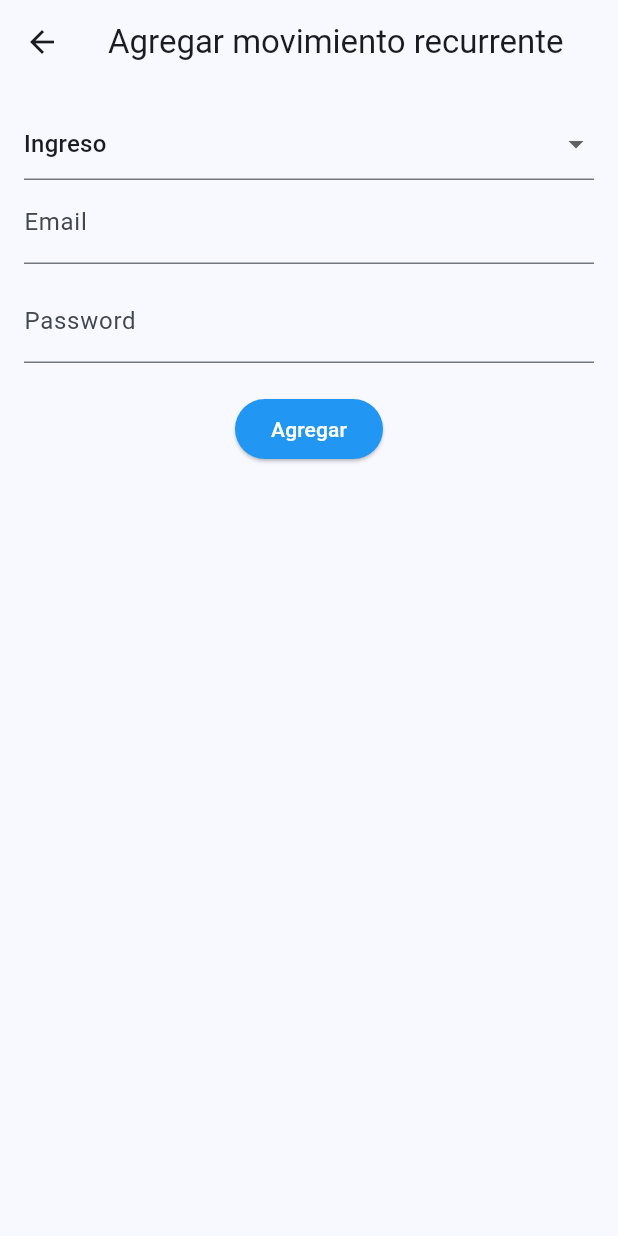
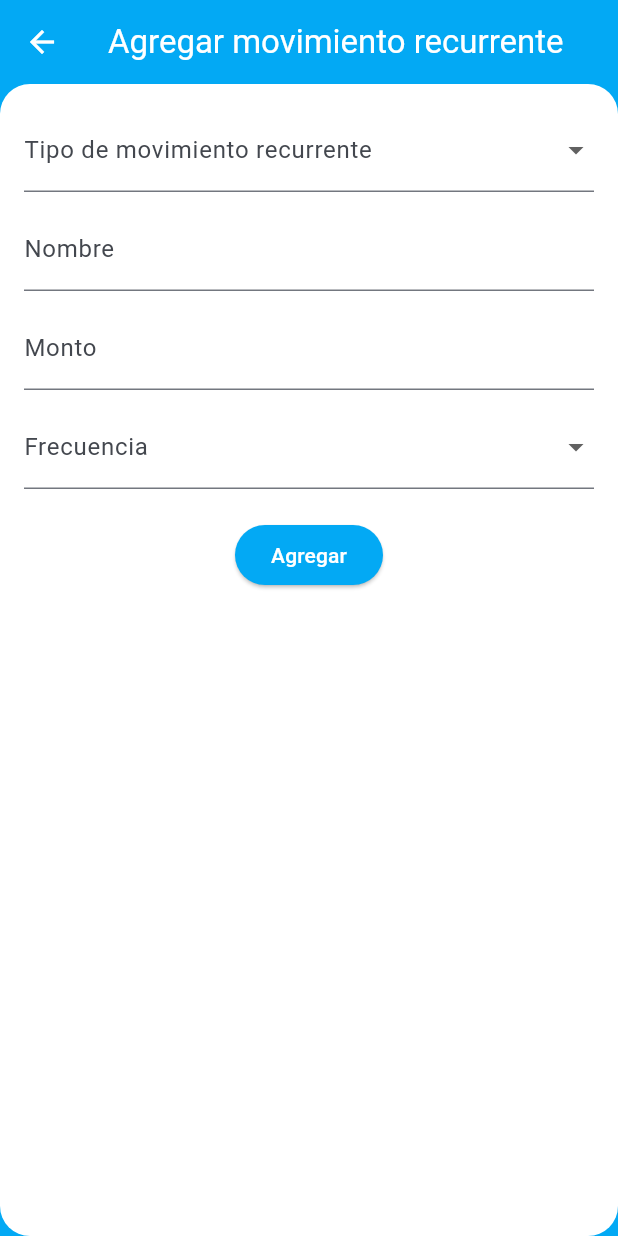
Before and after one commit to jquevedo1196/money_follower, a Flutter app: the screen it shows after launch, after a tap on the "add" icon, on a phone screen of 412 x 824 dp. Run offline on Flutter 3.47's test engine with Material 3 defaults, Android fonts, the phone set to English and light mode, and no system bars; drawn by our look-alikes of flutter_form_builder; our stand-ins replace auto_size_text, form_builder_validators.

Commit message:
Se agregan estilos y validaciones a los campos de agregar movimiento recurrente

```diff
--- /dev/null
+++ b/lib/enums/frequency_type.dart
@@ -0,0 +1,12 @@
+import 'package:flutter/material.dart';
+
+
+enum FrequencyType {
+  weekly('Semanal', Icons.calendar_month),
+  biweekly('Quincenal', Icons.calendar_month),
+  monthly('Mensual', Icons.calendar_month);
+
+  const FrequencyType(this.label, this.icon);
+  final String label;
+  final IconData icon;
+}
--- a/lib/main.dart
+++ b/lib/main.dart
@@ -1,6 +1,6 @@
 import 'package:flutter/material.dart';
-import 'package:money_follower/pages/add_recurring_movement_page.dart';
-import 'package:money_follower/pages/recurring_movements_page.dart';
+import 'package:money_follower/pages/recurring_movements_page/add_recurring_movement_page.dart';
+import 'package:money_follower/pages/recurring_movements_page/recurring_movements_page.dart';
 
 void main() => runApp(const MoneyFollowerApp());
 
--- a/lib/pages/add_recurring_movement_page.dart
+++ /dev/null
@@ -1,134 +0,0 @@
-import 'package:flutter/material.dart';
-import 'package:flutter_form_builder/flutter_form_builder.dart';
-import 'package:form_builder_validators/form_builder_validators.dart';
-import 'package:money_follower/enums/recurring_movement_type.dart';
-
-const String required = "Este campo es obligatorio";
-
-class AddRecurringMovementPage extends StatelessWidget {
-  static const String id = "add_recurring_movements_page";
-
-  const AddRecurringMovementPage({super.key});
-
-  @override
-  Widget build(BuildContext context) {
-    return Scaffold(
-      appBar: AppBar(
-        leading: IconButton(
-          icon: const Icon(Icons.arrow_back),
-          onPressed: () => Navigator.pop(context),
-        ),
-        title: const Text(
-          'Agregar movimiento recurrente',
-        ),
-      ),
-      body: const AddMovementForm(),
-    );
-  }
-}
-
-class AddMovementForm extends StatefulWidget {
-  const AddMovementForm({super.key});
-
-  @override
-  State<AddMovementForm> createState() => _AddMovementFormState();
-}
-
-class _AddMovementFormState extends State<AddMovementForm> {
-  final GlobalKey<FormState> _outerFormKey = GlobalKey<FormState>();
-  final GlobalKey<FormBuilderState> _innerFormKey =
-      GlobalKey<FormBuilderState>();
-  bool _visibility = true;
-
-  void _updateForm(bool newValue) {
-    setState(() {
-      _visibility = newValue;
-    });
-  }
-
-  List<DropdownMenuItem<RecurringMovementType>> _buildDropdownItems() {
-    return RecurringMovementType.values
-        .map<DropdownMenuItem<RecurringMovementType>>(
-            (RecurringMovementType movementType) {
-      return DropdownMenuItem<RecurringMovementType>(
-        value: movementType,
-        child: Text(movementType.label),
-      );
-    }).toList();
-  }
-
-  @override
-  Widget build(BuildContext context) {
-    return Form(
-      key: _outerFormKey,
-      child: Padding(
-        padding: const EdgeInsets.all(16.0),
-        child: Column(
-          children: <Widget>[
-            recurringMovementsForm(),
-          ],
-        ),
-      ),
-    );
-  }
-
-  FormBuilder recurringMovementsForm() {
-    return FormBuilder(
-      key: _innerFormKey,
-      child: Column(
-        children: [
-          FormBuilderDropdown(
-            name: 'movement_type',
-            items: _buildDropdownItems(),
-            isExpanded: true,
-            initialValue: RecurringMovementType.income,
-            onChanged: (selection) {
-              _updateForm(selection == RecurringMovementType.income);
-            },
-          ),
-          Visibility(
-            visible: _visibility,
-            child: FormBuilderTextField(
-              name: 'email',
-              decoration: const InputDecoration(labelText: 'Email'),
-              validator: FormBuilderValidators.compose([
-                FormBuilderValidators.required(errorText: required),
-                FormBuilderValidators.email(
-                    errorText: "Debe ser un correo válido"),
-              ]),
-            ),
-          ),
-          const SizedBox(height: 10),
-          Visibility(
-            visible: _visibility,
-            child: FormBuilderTextField(
-              name: 'password',
-              decoration: const InputDecoration(labelText: 'Password'),
-              obscureText: true,
-              validator: FormBuilderValidators.compose([
-                FormBuilderValidators.required(errorText: required),
-              ]),
-            ),
-          ),
-          Padding(
-            padding: const EdgeInsets.only(top: 20.0),
-            child: ElevatedButton(
-              onPressed: () {
-                if (_innerFormKey.currentState?.saveAndValidate() ?? false) {
-                  debugPrint(_innerFormKey.currentState?.value.toString());
-                } else {
-                  debugPrint("Validation failed");
-                }
-              },
-              style: ElevatedButton.styleFrom(backgroundColor: Colors.blue),
-              child: const Text(
-                'Agregar',
-                style: TextStyle(color: Colors.white),
-              ),
-            ),
-          )
-        ],
-      ),
-    );
-  }
-}
--- a/lib/pages/recurring_movements_page.dart
+++ /dev/null
@@ -1,61 +0,0 @@
-import 'package:flutter/material.dart';
-import 'package:money_follower/pages/add_recurring_movement_page.dart';
-
-import '../widgets/recurring_movements_card.dart';
-
-class RecurringMovements extends StatelessWidget {
-  static const String id = "recurring_movements_page";
-
-  const RecurringMovements({super.key});
-
-  @override
-  Widget build(BuildContext context) {
-    return Scaffold(
-      appBar: AppBar(
-        title: const Text('Movimientos recurrentes'),
-      ),
-      body: ListView(
-        children: const [
-          RecurringMovementsCard(
-              title: "Sueldo",
-              desc: "Pago quincenal",
-              icon: Icons.savings,
-              savingType: "income",
-              amount: 90000.50),
-          RecurringMovementsCard(
-            title: "Renta",
-            desc: "Pago mensual",
-            icon: Icons.payments,
-            savingType: "outbound",
-            amount: 15000.00,
-          ),
-          RecurringMovementsCard(
-            title: "Mensualidad Casa",
-            desc: "Pago mensual",
-            icon: Icons.payments,
-            savingType: "outbound",
-            amount: 11000.25,
-          ),
-          RecurringMovementsCard(
-            title: "Mensualidad Carro",
-            desc: "Pago mensual",
-            icon: Icons.payments,
-            savingType: "outbound",
-            amount: 10000.15,
-          ),
-        ],
-      ),
-      floatingActionButton: FloatingActionButton(
-        backgroundColor: Colors.lightBlue,
-        onPressed: () {
-          Navigator.pushNamed(context, AddRecurringMovementPage.id);
-        },
-        tooltip: 'Agregar movimiento recurrente',
-        child: const Icon(
-          Icons.add,
-          color: Colors.white,
-        ),
-      ),
-    );
-  }
-}
--- /dev/null
+++ b/lib/pages/recurring_movements_page/add_recurring_movement_page.dart
@@ -0,0 +1,151 @@
+import 'package:flutter/material.dart';
+import 'package:flutter_form_builder/flutter_form_builder.dart';
+import 'package:form_builder_validators/form_builder_validators.dart';
+import 'package:money_follower/enums/recurring_movement_type.dart';
+
+import '../../enums/frequency_type.dart';
+
+const String required = "Este campo es obligatorio";
+
+class AddRecurringMovementPage extends StatelessWidget {
+  static const String id = "add_recurring_movements_page";
+
+  const AddRecurringMovementPage({super.key});
+
+  @override
+  Widget build(BuildContext context) {
+    return Scaffold(
+      appBar: AppBar(
+        leading: IconButton(
+          icon: const Icon(Icons.arrow_back, color: Colors.white,),
+          onPressed: () => Navigator.pop(context),
+        ),
+        title: const Text(
+          'Agregar movimiento recurrente',
+          style: TextStyle(color: Colors.white),
+        ),
+        backgroundColor: Colors.lightBlue,
+      ),
+      body: Container(
+          color: Colors.lightBlue,
+          child: Container(
+              decoration: const BoxDecoration(
+                  color: Colors.white,
+                  borderRadius: BorderRadius.all(Radius.circular(20))),
+              child: const AddMovementForm())),
+    );
+  }
+}
+
+class AddMovementForm extends StatefulWidget {
+  const AddMovementForm({super.key});
+
+  @override
+  State<AddMovementForm> createState() => _AddMovementFormState();
+}
+
+class _AddMovementFormState extends State<AddMovementForm> {
+  final GlobalKey<FormState> _outerFormKey = GlobalKey<FormState>();
+  final GlobalKey<FormBuilderState> _innerFormKey =
+      GlobalKey<FormBuilderState>();
+
+  @override
+  Widget build(BuildContext context) {
+    return Form(
+      key: _outerFormKey,
+      child: Padding(
+        padding: const EdgeInsets.all(16.0),
+        child: Column(
+          children: <Widget>[
+            recurringMovementsForm(),
+          ],
+        ),
+      ),
+    );
+  }
+
+  FormBuilder recurringMovementsForm() {
+    return FormBuilder(
+      key: _innerFormKey,
+      child: Column(
+        children: [
+          FormBuilderDropdown(
+            name: 'movement_type',
+            items: _movementsDropdownItems(),
+            decoration: const InputDecoration(
+                labelText: 'Tipo de movimiento recurrente'),
+            validator: FormBuilderValidators.compose([
+              FormBuilderValidators.required(errorText: required),
+            ]),
+          ),
+          const SizedBox(height: 10),
+          FormBuilderTextField(
+            name: 'name',
+            decoration: const InputDecoration(labelText: 'Nombre'),
+            validator: FormBuilderValidators.compose([
+              FormBuilderValidators.required(errorText: required),
+              FormBuilderValidators.maxLength(100,
+                  errorText: "Debe tener menos de 100 caracteres"),
+            ]),
+          ),
+          const SizedBox(height: 10),
+          FormBuilderTextField(
+            name: 'amount',
+            keyboardType: TextInputType.number,
+            decoration: const InputDecoration(labelText: 'Monto'),
+            validator: FormBuilderValidators.compose([
+              FormBuilderValidators.required(errorText: required),
+            ]),
+          ),
+          const SizedBox(height: 10),
+          FormBuilderDropdown(
+            name: 'frequency',
+            items: _frequencyDropdownItems(),
+            decoration: const InputDecoration(labelText: 'Frecuencia'),
+            validator: FormBuilderValidators.compose([
+              FormBuilderValidators.required(errorText: required),
+            ]),
+          ),
+          Padding(
+            padding: const EdgeInsets.only(top: 20.0),
+            child: ElevatedButton(
+              onPressed: () {
+                if (_innerFormKey.currentState?.saveAndValidate() ?? false) {
+                  debugPrint(_innerFormKey.currentState?.value.toString());
+                } else {
+                  debugPrint("Validation failed");
+                }
+              },
+              style: ElevatedButton.styleFrom(backgroundColor: Colors.lightBlue),
+              child: const Text(
+                'Agregar',
+                style: TextStyle(color: Colors.white),
+              ),
+            ),
+          )
+        ],
+      ),
+    );
+  }
+}
+
+List<DropdownMenuItem<RecurringMovementType>> _movementsDropdownItems() {
+  return RecurringMovementType.values
+      .map<DropdownMenuItem<RecurringMovementType>>(
+          (RecurringMovementType movementType) {
+    return DropdownMenuItem<RecurringMovementType>(
+      value: movementType,
+      child: Text(movementType.label),
+    );
+  }).toList();
+}
+
+List<DropdownMenuItem<FrequencyType>> _frequencyDropdownItems() {
+  return FrequencyType.values
+      .map<DropdownMenuItem<FrequencyType>>((FrequencyType frequencyType) {
+    return DropdownMenuItem<FrequencyType>(
+      value: frequencyType,
+      child: Text(frequencyType.label),
+    );
+  }).toList();
+}
--- /dev/null
+++ b/lib/pages/recurring_movements_page/recurring_movements_page.dart
@@ -0,0 +1,73 @@
+import 'package:flutter/material.dart';
+import 'package:money_follower/pages/recurring_movements_page/add_recurring_movement_page.dart';
+
+import 'widgets/recurring_movements_card.dart';
+
+class RecurringMovements extends StatelessWidget {
+  static const String id = "recurring_movements_page";
+
+  const RecurringMovements({super.key});
+
+  @override
+  Widget build(BuildContext context) {
+    return Scaffold(
+      appBar: AppBar(
+        title: const Text(
+          'Movimientos recurrentes',
+          style: TextStyle(color: Colors.white),
+        ),
+        backgroundColor: Colors.lightBlue,
+      ),
+      body: Container(
+        color: Colors.lightBlue,
+        child: Container(
+          decoration: const BoxDecoration(
+              color: Colors.white,
+              borderRadius: BorderRadius.all(Radius.circular(20))),
+          child: ListView(
+            children: const [
+              RecurringMovementsCard(
+                  title: "Sueldo",
+                  desc: "Pago quincenal",
+                  icon: Icons.savings,
+                  savingType: "income",
+                  amount: 90000.50),
+              RecurringMovementsCard(
+                title: "Renta",
+                desc: "Pago mensual",
+                icon: Icons.payments,
+                savingType: "outbound",
+                amount: 15000.00,
+              ),
+              RecurringMovementsCard(
+                title: "Mensualidad Casa",
+                desc: "Pago mensual",
+                icon: Icons.payments,
+                savingType: "outbound",
+                amount: 11000.25,
+              ),
+              RecurringMovementsCard(
+                title: "Mensualidad Carro",
+                desc: "Pago mensual",
+                icon: Icons.payments,
+                savingType: "outbound",
+                amount: 10000.15,
+              ),
+            ],
+          ),
+        ),
+      ),
+      floatingActionButton: FloatingActionButton(
+        backgroundColor: Colors.lightBlue,
+        onPressed: () {
+          Navigator.pushNamed(context, AddRecurringMovementPage.id);
+        },
+        tooltip: 'Agregar movimiento recurrente',
+        child: const Icon(
+          Icons.add,
+          color: Colors.white,
+        ),
+      ),
+    );
+  }
+}
--- a/pubspec.yaml
+++ b/pubspec.yaml
@@ -38,6 +38,8 @@ dependencies:
   auto_size_text: ^3.0.0
   flutter_form_builder: ^9.3.0
   form_builder_validators: ^11.0.0
+  sqflite: ^2.3.3+1
+  path: ^1.9.0
 
 
 dev_dependencies:
```
Also changed, not shown: lib/pages/recurring_movements_page/widgets/recurring_movements_card.dart (renamed from lib/widgets/recurring_movements_card.dart), pubspec.lock, 1 other file.
